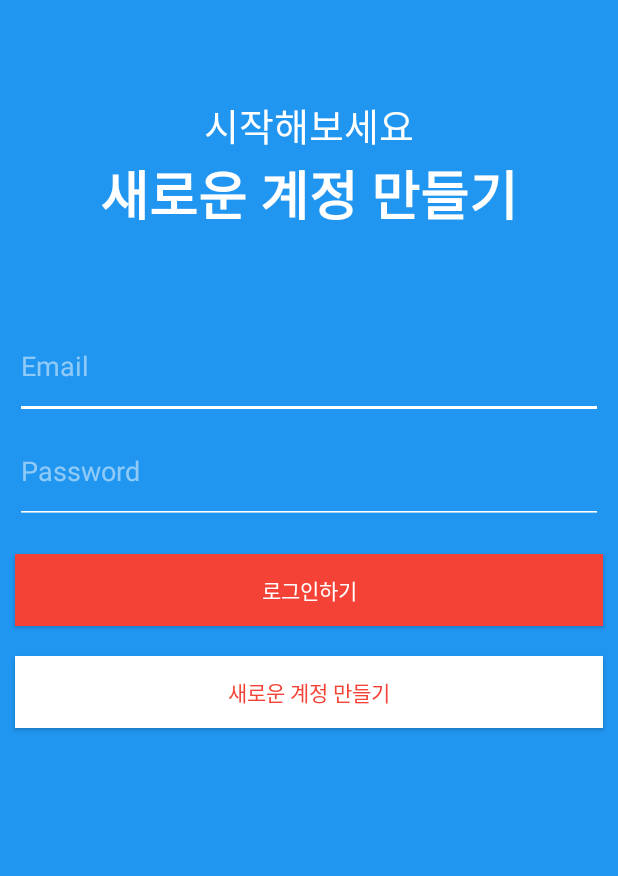
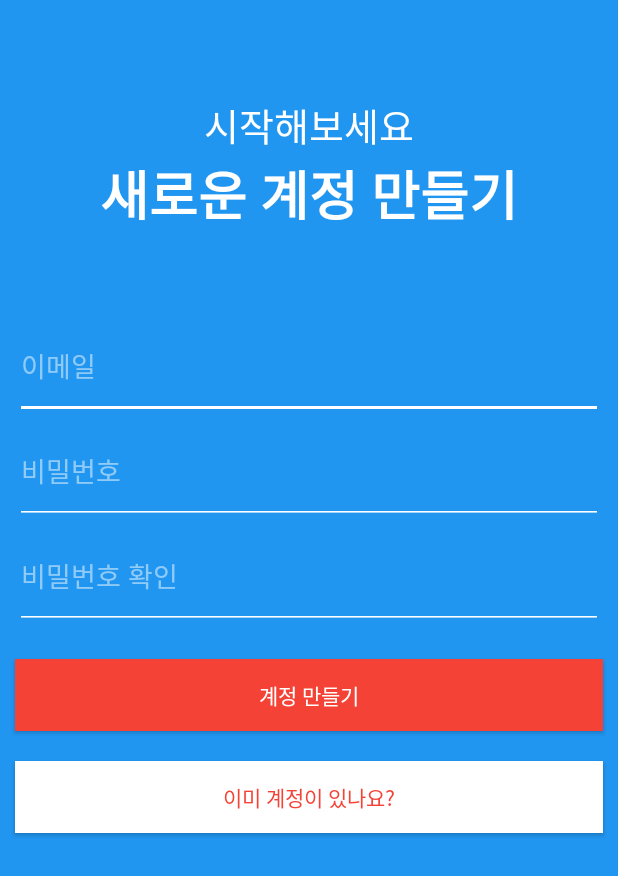
Before and after one commit to Taein0910/photoBlog, an Android app: the layout activity_register.xml on its own in the app's theme, with its tools: preview values and no code run, on a phone screen of 412 x 824 dp. Shown: the top 876 px of the screen. Run offline under Robolectric (Android 15) with nearby library versions, the phone set to English and light mode, and no system bars.

Commit message:
part3Complete

```diff
--- a/app/build.gradle
+++ b/app/build.gradle
@@ -32,12 +32,11 @@ dependencies {
     implementation 'androidx.appcompat:appcompat:1.0.2'
     implementation 'androidx.constraintlayout:constraintlayout:1.1.3'
 
-    implementation 'com.google.firebase:firebase-auth:16.0.5'
+    implementation 'com.google.firebase:firebase-auth:17.0.0'
     implementation 'com.google.firebase:firebase-storage:16.0.5'
     testImplementation 'junit:junit:4.12'
     androidTestImplementation 'androidx.test.ext:junit:1.1.0'
     androidTestImplementation 'androidx.test.espresso:espresso-core:3.1.1'
-    implementation 'com.google.firebase:firebase-firestore:21.3.1'
     implementation 'androidx.appcompat:appcompat:1.0.0'
     implementation 'androidx.legacy:legacy-support-v4:1.0.0'
     implementation 'com.google.android.material:material:1.0.0'
--- a/app/src/main/java/com/icecream/photoblog/MainActivity.java
+++ b/app/src/main/java/com/icecream/photoblog/MainActivity.java
@@ -76,8 +76,8 @@ public class MainActivity extends AppCompatActivity {
     }
 
     private void logOut() {
-mAuth.signOut();
-sendToLogin();
+        mAuth.signOut();
+        sendToLogin();
     }
 
     private void sendToLogin() {
--- a/app/src/main/res/layout/activity_login.xml
+++ b/app/src/main/res/layout/activity_login.xml
@@ -40,7 +40,7 @@
         android:id="@+id/login_email"
         android:layout_width="match_parent"
         android:layout_height="70dp"
-        android:hint="Email"
+        android:hint="이메일"
         android:textSize="18sp"
         android:textColor="#fff"
         android:textColorHint="@color/whiteTransparentHalf"
@@ -55,7 +55,7 @@
         android:layout_width="match_parent"
         android:layout_height="70dp"
         android:textSize="18sp"
-        android:hint="Password"
+        android:hint="비밀번호"
         android:textColor="#fff"
         android:backgroundTint="#fff"
         android:textColorHint="@color/whiteTransparentHalf"
--- a/app/src/main/res/layout/activity_main.xml
+++ b/app/src/main/res/layout/activity_main.xml
@@ -5,6 +5,7 @@
     android:layout_width="match_parent"
     android:layout_height="match_parent"
     tools:context=".MainActivity">
+
 
     <androidx.appcompat.widget.Toolbar
         android:id="@+id/main_toolbar"
@@ -18,5 +19,4 @@
 
 
     </androidx.appcompat.widget.Toolbar>
-
 </RelativeLayout>
--- a/app/src/main/res/layout/activity_register.xml
+++ b/app/src/main/res/layout/activity_register.xml
@@ -9,7 +9,7 @@
     android:orientation="vertical">
 
     <androidx.core.widget.ContentLoadingProgressBar
-        android:id="@+id/login_progress"
+        android:id="@+id/reg_progress"
         android:layout_width="match_parent"
         android:layout_height="wrap_content"
         android:indeterminate="true"/>
@@ -37,10 +37,10 @@
         android:layout_gravity="center"/>
 
     <EditText
-        android:id="@+id/login_email"
+        android:id="@+id/reg_email"
         android:layout_width="match_parent"
         android:layout_height="70dp"
-        android:hint="Email"
+        android:hint="이메일"
         android:textSize="18sp"
         android:textColor="#fff"
         android:textColorHint="@color/whiteTransparentHalf"
@@ -50,12 +50,13 @@
         android:layout_marginRight="10dp"
         android:layout_marginLeft="10dp"/>
 
+
     <EditText
-        android:id="@+id/login_password"
+        android:id="@+id/reg_pass"
         android:layout_width="match_parent"
         android:layout_height="70dp"
         android:textSize="18sp"
-        android:hint="Password"
+        android:hint="비밀번호"
         android:textColor="#fff"
         android:backgroundTint="#fff"
         android:textColorHint="@color/whiteTransparentHalf"
@@ -63,8 +64,21 @@
         android:layout_marginLeft="10dp"
         android:inputType="textPassword"/>
 
+    <EditText
+        android:id="@+id/reg_confirm_pass"
+        android:layout_width="match_parent"
+        android:layout_height="70dp"
+        android:layout_marginLeft="10dp"
+        android:layout_marginRight="10dp"
+        android:backgroundTint="#fff"
+        android:hint="비밀번호 확인"
+        android:inputType="textPassword"
+        android:textColor="#fff"
+        android:textColorHint="@color/whiteTransparentHalf"
+        android:textSize="18sp" />
+
     <Button
-        android:id="@+id/login_btn"
+        android:id="@+id/reg_btn"
         android:layout_width="match_parent"
         android:layout_height="wrap_content"
         android:background="@color/colorAccent"
@@ -72,11 +86,11 @@
         android:layout_marginTop="20dp"
         android:layout_marginRight="10dp"
         android:layout_marginLeft="10dp"
-        android:text="로그인하기"/>
+        android:text="계정 만들기"/>
 
 
     <Button
-        android:id="@+id/login_reg_btn"
+        android:id="@+id/reg_login_btn"
         android:layout_width="match_parent"
         android:layout_height="wrap_content"
         android:layout_gravity="bottom"
@@ -84,7 +98,7 @@
         android:layout_marginLeft="10dp"
         android:layout_marginRight="10dp"
         android:background="#fff"
-        android:text="새로운 계정 만들기"
+        android:text="이미 계정이 있나요?"
         android:textColor="@color/colorAccent" />
 
 </LinearLayout>
```
Also changed, not shown: app/src/main/java/com/icecream/photoblog/LoginActivity.java (+41 -14 lines), app/src/main/java/com/icecream/photoblog/RegisterActivity.java (+91 -0 lines).
